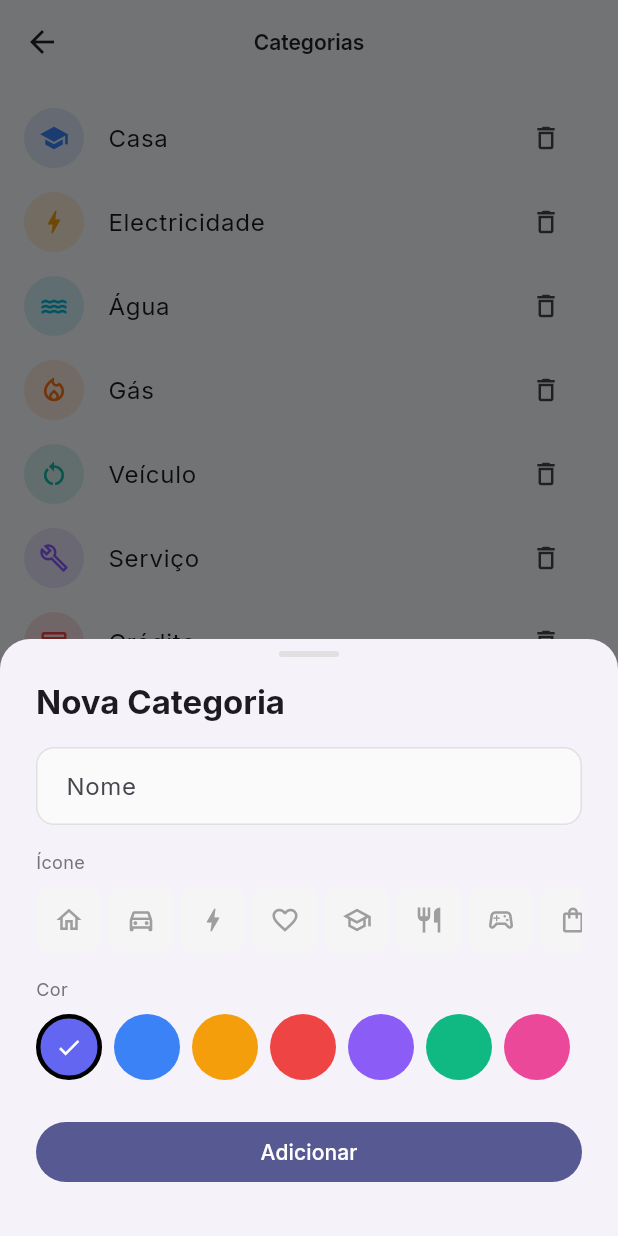
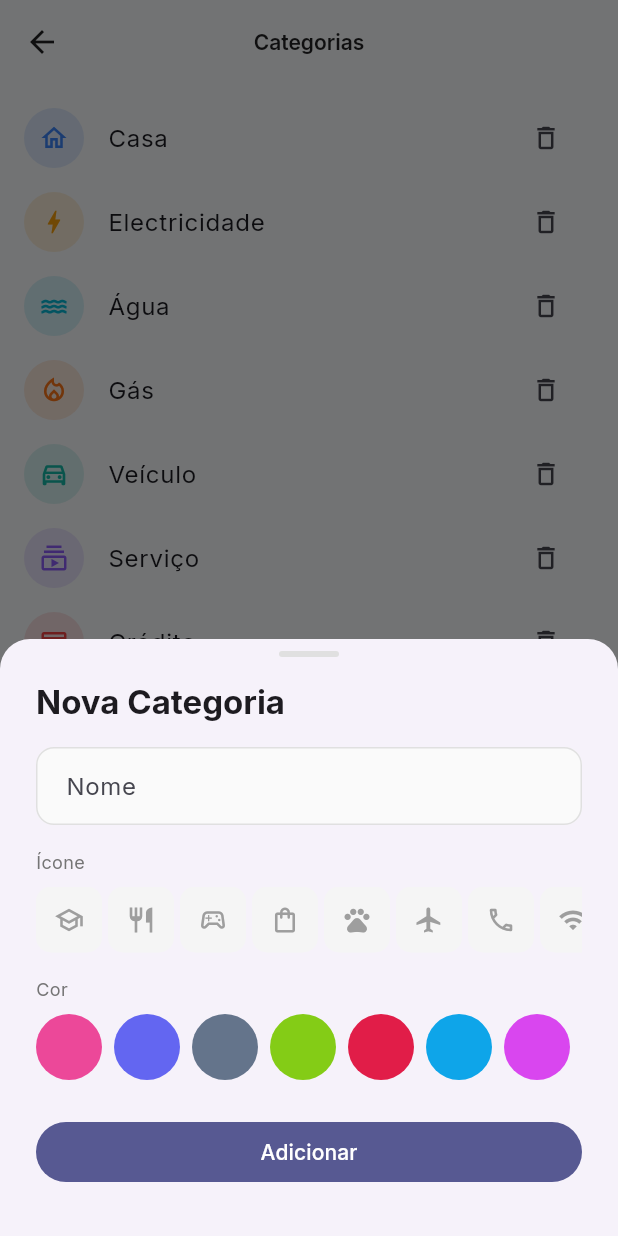
Before and after one commit to pocketpitapps-ops/bill_pit, a Flutter app: the _CategoriesManagerPage screen opened directly, after a tap on the "add" icon, on a phone screen of 412 x 824 dp. Run offline on Flutter 3.47's test engine with Material 3 defaults, Android fonts, the phone set to English and light mode, and no system bars; our stand-ins replace audioplayers, fl_chart, flutter_local_notifications, google_fonts, isar_community, shared_preferences; missing offline and left inert: workmanager; accounts and stored records are empty; generated files the repository leaves out were written again.

Commit message:
fix: correct icon codepoints, expand categories page, more icons/colors, nav after reset
- Fix all icon codepoints (old ones were wrong: school, restart_alt, etc.)
- Serviço icon: build_outlined -> subscriptions_outlined (for Netflix/Spotify)
- Categories page: always show all 8 default categories, even without expenses
- Both forms: expanded to 38 icons and 16 colors
- Settings: add duplicate name validation in category form
- Settings: navigate to HomePage after clearing or resetting data
- Filter used icons/colors when creating new categories in settings too

```diff
--- a/lib/core/constants/categories.dart
+++ b/lib/core/constants/categories.dart
@@ -7,7 +7,7 @@ enum ExpenseCategory {
   water,        // Água
   gas,          // Gás
   vehicle,      // Veículo
-  services,     // Serviço
+  services,     // Serviço (subscrições)
   credit,       // Crédito
   health,       // Saúde
 }
@@ -26,7 +26,7 @@ const Map<ExpenseCategory, CategoryData> categories = {
   ExpenseCategory.water: CategoryData('Água', Icons.water_outlined, Color(0xFF06B6D4)),
   ExpenseCategory.gas: CategoryData('Gás', Icons.local_fire_department_outlined, Color(0xFFF97316)),
   ExpenseCategory.vehicle: CategoryData('Veículo', Icons.directions_car_outlined, Color(0xFF14B8A6)),
-  ExpenseCategory.services: CategoryData('Serviço', Icons.build_outlined, Color(0xFF8B5CF6)),
+  ExpenseCategory.services: CategoryData('Serviço', Icons.subscriptions_outlined, Color(0xFF8B5CF6)),
   ExpenseCategory.credit: CategoryData('Crédito', Icons.credit_card_outlined, Color(0xFFEF4444)),
   ExpenseCategory.health: CategoryData('Saúde', Icons.favorite_outline, Color(0xFF10B981)),
 };
--- a/lib/core/services/category_service.dart
+++ b/lib/core/services/category_service.dart
@@ -130,13 +130,13 @@ class CategoryService extends ChangeNotifier {
   }
 
   static List<AppCategory> _defaults() => const [
-        AppCategory(name: 'Casa', iconCodePoint: 0xe559, colorValue: 0xFF3B82F6, isDefault: true),
+        AppCategory(name: 'Casa', iconCodePoint: 0xf107, colorValue: 0xFF3B82F6, isDefault: true),
         AppCategory(name: 'Electricidade', iconCodePoint: 0xeedd, colorValue: 0xFFF59E0B, isDefault: true),
         AppCategory(name: 'Água', iconCodePoint: 0xf4b4, colorValue: 0xFF06B6D4, isDefault: true),
         AppCategory(name: 'Gás', iconCodePoint: 0xf17a, colorValue: 0xFFF97316, isDefault: true),
-        AppCategory(name: 'Veículo', iconCodePoint: 0xe531, colorValue: 0xFF14B8A6, isDefault: true),
-        AppCategory(name: 'Serviço', iconCodePoint: 0xef06, colorValue: 0xFF8B5CF6, isDefault: true),
+        AppCategory(name: 'Veículo', iconCodePoint: 0xefc6, colorValue: 0xFF14B8A6, isDefault: true),
+        AppCategory(name: 'Serviço', iconCodePoint: 0xf3fb, colorValue: 0xFF8B5CF6, isDefault: true),
         AppCategory(name: 'Crédito', iconCodePoint: 0xef8f, colorValue: 0xFFEF4444, isDefault: true),
-        AppCategory(name: 'Saúde', iconCodePoint: 0xe548, colorValue: 0xFF10B981, isDefault: true),
+        AppCategory(name: 'Saúde', iconCodePoint: 0xe25c, colorValue: 0xFF10B981, isDefault: true),
       ];
 }
--- a/lib/features/settings/settings_page.dart
+++ b/lib/features/settings/settings_page.dart
@@ -4,6 +4,7 @@ import '../../core/services/category_service.dart';
 import '../../core/services/notification_service.dart';
 import '../../data/models/expense.dart';
 import '../../data/repositories/expense_repository.dart';
+import '../home/home_page.dart';
 import '../legal/privacy_policy_page.dart';
 import '../legal/terms_of_service_page.dart';
 
@@ -175,6 +176,10 @@ class SettingsPage extends StatelessWidget {
                 ScaffoldMessenger.of(context).showSnackBar(
                   const SnackBar(content: Text('Dados eliminados.')),
                 );
+                Navigator.of(context).pushAndRemoveUntil(
+                  MaterialPageRoute(builder: (_) => const HomePage()),
+                  (_) => false,
+                );
               }
             },
             child: const Text('Limpar', style: TextStyle(color: Colors.red)),
@@ -206,6 +211,10 @@ class SettingsPage extends StatelessWidget {
               if (context.mounted) {
                 ScaffoldMessenger.of(context).showSnackBar(
                   const SnackBar(content: Text('Dados repostos.')),
+                );
+                Navigator.of(context).pushAndRemoveUntil(
+                  MaterialPageRoute(builder: (_) => const HomePage()),
+                  (_) => false,
                 );
               }
             },
@@ -456,10 +465,14 @@ class _CategoryFormSheetState extends State<_CategoryFormSheet> {
   late Color _selectedColor;
   bool get _isEditing => widget.existing != null;
 
-  static const _availableIcons = <IconData>[
+  static const _allIcons = <IconData>[
     Icons.home_outlined,
     Icons.directions_car_outlined,
     Icons.bolt_outlined,
+    Icons.water_outlined,
+    Icons.local_fire_department_outlined,
+    Icons.subscriptions_outlined,
+    Icons.credit_card_outlined,
     Icons.favorite_outline,
     Icons.school_outlined,
     Icons.restaurant_outlined,
@@ -481,22 +494,45 @@ class _CategoryFormSheetState extends State<_CategoryFormSheet> {
     Icons.work_outline,
     Icons.child_care_outlined,
     Icons.park_outlined,
+    Icons.train_outlined,
+    Icons.bus_alert_outlined,
+    Icons.pedal_bike_outlined,
+    Icons.local_hospital_outlined,
+    Icons.cake_outlined,
+    Icons.camera_alt_outlined,
+    Icons.inventory_2_outlined,
+    Icons.savings_outlined,
+    Icons.account_balance_outlined,
     Icons.more_horiz,
   ];
 
-  static const _availableColors = <Color>[
-    Color(0xFF6366F1), Color(0xFF3B82F6), Color(0xFFF59E0B),
-    Color(0xFFEF4444), Color(0xFF8B5CF6), Color(0xFF10B981),
-    Color(0xFFEC4899), Color(0xFF64748B), Color(0xFF14B8A6),
-    Color(0xFFF97316), Color(0xFF84CC16), Color(0xFFE11D48),
+  static const _allColors = <Color>[
+    Color(0xFF3B82F6), Color(0xFF06B6D4), Color(0xFFF59E0B),
+    Color(0xFFF97316), Color(0xFFEF4444), Color(0xFF10B981),
+    Color(0xFF14B8A6), Color(0xFF8B5CF6), Color(0xFFEC4899),
+    Color(0xFF6366F1), Color(0xFF64748B), Color(0xFF84CC16),
+    Color(0xFFE11D48), Color(0xFF0EA5E9), Color(0xFFD946EF),
+    Color(0xFF78716C),
   ];
+
+  List<IconData> get _availableIcons {
+    if (_isEditing) return _allIcons;
+    final used = context.read<CategoryService>().usedIconCodePoints;
+    return _allIcons.where((i) => !used.contains(i.codePoint)).toList();
+  }
+
+  List<Color> get _availableColors {
+    if (_isEditing) return _allColors;
+    final used = context.read<CategoryService>().usedColorValues;
+    return _allColors.where((c) => !used.contains(c.toARGB32())).toList();
+  }
 
   @override
   void initState() {
     super.initState();
     _nameCtrl = TextEditingController(text: widget.existing?.name ?? '');
     _selectedIcon = widget.existing?.icon ?? Icons.category_outlined;
-    _selectedColor = widget.existing?.color ?? _availableColors.first;
+    _selectedColor = widget.existing?.color ?? _allColors.first;
   }
 
   @override
@@ -507,6 +543,9 @@ class _CategoryFormSheetState extends State<_CategoryFormSheet> {
 
   @override
   Widget build(BuildContext context) {
+    final icons = _availableIcons;
+    final colors = _availableColors;
+
     return Padding(
       padding: EdgeInsets.fromLTRB(24, 8, 24, MediaQuery.of(context).viewInsets.bottom + 24),
       child: Column(
@@ -531,22 +570,22 @@ class _CategoryFormSheetState extends State<_CategoryFormSheet> {
             textCapitalization: TextCapitalization.sentences,
           ),
           const SizedBox(height: 16),
+          if (icons.isNotEmpty) ...[
             Text('Ícone', style: TextStyle(fontSize: 12, color: Colors.grey.shade600)),
             const SizedBox(height: 8),
             SizedBox(
               height: 44,
               child: ListView.separated(
                 scrollDirection: Axis.horizontal,
-              itemCount: _availableIcons.length,
+                itemCount: icons.length,
                 separatorBuilder: (_, _) => const SizedBox(width: 4),
                 itemBuilder: (_, i) {
-                final icon = _availableIcons[i];
+                  final icon = icons[i];
                   final selected = icon.codePoint == _selectedIcon.codePoint;
                   return GestureDetector(
                     onTap: () => setState(() => _selectedIcon = icon),
                     child: Container(
-                    width: 44,
-                    height: 44,
+                      width: 44, height: 44,
                       decoration: BoxDecoration(
                         color: selected ? _selectedColor.withValues(alpha: 0.2) : Colors.grey.shade100,
                         borderRadius: BorderRadius.circular(10),
@@ -558,23 +597,24 @@ class _CategoryFormSheetState extends State<_CategoryFormSheet> {
                 },
               ),
             ),
+          ],
           const SizedBox(height: 16),
+          if (colors.isNotEmpty) ...[
             Text('Cor', style: TextStyle(fontSize: 12, color: Colors.grey.shade600)),
             const SizedBox(height: 8),
             SizedBox(
               height: 44,
               child: ListView.separated(
                 scrollDirection: Axis.horizontal,
-              itemCount: _availableColors.length,
+                itemCount: colors.length,
                 separatorBuilder: (_, _) => const SizedBox(width: 8),
                 itemBuilder: (_, i) {
-                final color = _availableColors[i];
+                  final color = colors[i];
                   final selected = color.toARGB32() == _selectedColor.toARGB32();
                   return GestureDetector(
                     onTap: () => setState(() => _selectedColor = color),
                     child: Container(
-                    width: 44,
-                    height: 44,
+                      width: 44, height: 44,
                       decoration: BoxDecoration(
                         color: color,
                         shape: BoxShape.circle,
@@ -586,6 +626,7 @@ class _CategoryFormSheetState extends State<_CategoryFormSheet> {
                 },
               ),
             ),
+          ],
           const SizedBox(height: 24),
           SizedBox(
             width: double.infinity,
@@ -611,6 +652,13 @@ class _CategoryFormSheetState extends State<_CategoryFormSheet> {
 
     final catService = context.read<CategoryService>();
 
+    if (!_isEditing && catService.nameExists(name)) {
+      ScaffoldMessenger.of(context).showSnackBar(
+        const SnackBar(content: Text('Já existe uma categoria com esse nome.')),
+      );
+      return;
+    }
+
     if (_isEditing) {
       catService.update(
         widget.existing!.name,
```
Also changed, not shown: lib/features/categories/categories_page.dart (+40 -22 lines), lib/features/expense_form/expense_form_page.dart (+43 -13 lines). Lines whose indentation alone changed are shown as unchanged.
